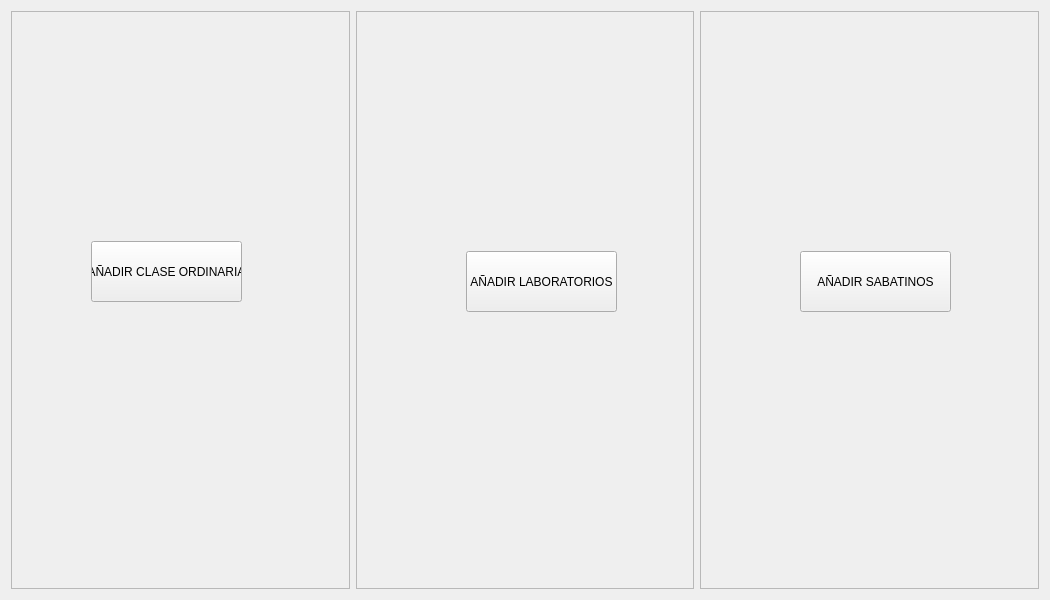
This is src/ui_files/add_files.ui in CornelioEmbedded/GUI_Horarios as Qt 5 draws it before an edit. The edited form follows.
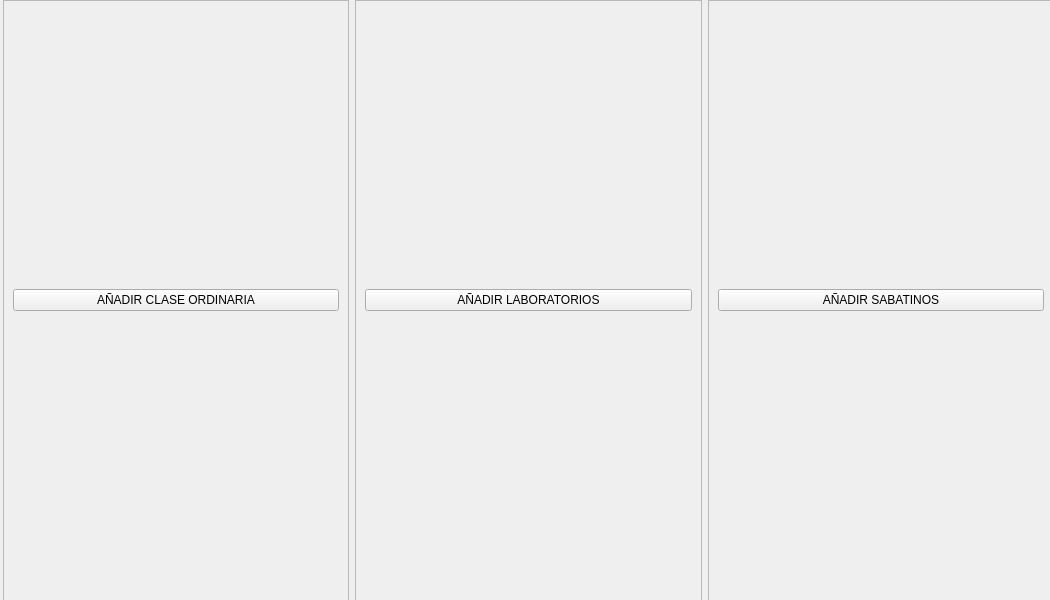
This is the edited form.

Commit message: make add files screen a bit better

What changed in the file:
```diff
--- a/src/ui_files/add_files.ui
+++ b/src/ui_files/add_files.ui
@@ -13,7 +13,16 @@
   <property name="windowTitle">
    <string>Form</string>
   </property>
-  <layout class="QVBoxLayout" name="verticalLayout">
+  <widget class="QWidget" name="verticalLayoutWidget">
+   <property name="geometry">
+    <rect>
+     <x>3</x>
+     <y>0</y>
+     <width>1051</width>
+     <height>601</height>
+    </rect>
+   </property>
+   <layout class="QVBoxLayout" name="main_spot">
    <item>
     <layout class="QHBoxLayout" name="horizontalLayout">
      <item>
@@ -24,19 +33,15 @@
        <property name="frameShadow">
         <enum>QFrame::Raised</enum>
        </property>
+        <layout class="QVBoxLayout" name="verticalLayout_4">
+         <item>
        <widget class="QPushButton" name="add_ordinary_class">
-        <property name="geometry">
-         <rect>
-          <x>80</x>
-          <y>230</y>
-          <width>151</width>
-          <height>61</height>
-         </rect>
-        </property>
         <property name="text">
          <string>AÑADIR CLASE ORDINARIA</string>
         </property>
        </widget>
+         </item>
+        </layout>
       </widget>
      </item>
      <item>
@@ -47,19 +52,15 @@
        <property name="frameShadow">
         <enum>QFrame::Raised</enum>
        </property>
+        <layout class="QVBoxLayout" name="verticalLayout_3">
+         <item>
        <widget class="QPushButton" name="add_labs">
-        <property name="geometry">
-         <rect>
-          <x>110</x>
-          <y>240</y>
-          <width>151</width>
-          <height>61</height>
-         </rect>
-        </property>
         <property name="text">
          <string>AÑADIR LABORATORIOS</string>
         </property>
        </widget>
+         </item>
+        </layout>
       </widget>
      </item>
      <item>
@@ -70,24 +71,21 @@
        <property name="frameShadow">
         <enum>QFrame::Raised</enum>
        </property>
+        <layout class="QVBoxLayout" name="verticalLayout_2">
+         <item>
        <widget class="QPushButton" name="add_saturday_class">
-        <property name="geometry">
-         <rect>
-          <x>100</x>
-          <y>240</y>
-          <width>151</width>
-          <height>61</height>
-         </rect>
-        </property>
         <property name="text">
          <string>AÑADIR SABATINOS</string>
         </property>
        </widget>
+         </item>
+        </layout>
       </widget>
      </item>
     </layout>
    </item>
   </layout>
+  </widget>
  </widget>
  <resources/>
  <connections/>
```
Lines whose indentation alone changed are shown as unchanged. The commit also changes 1 other file.
